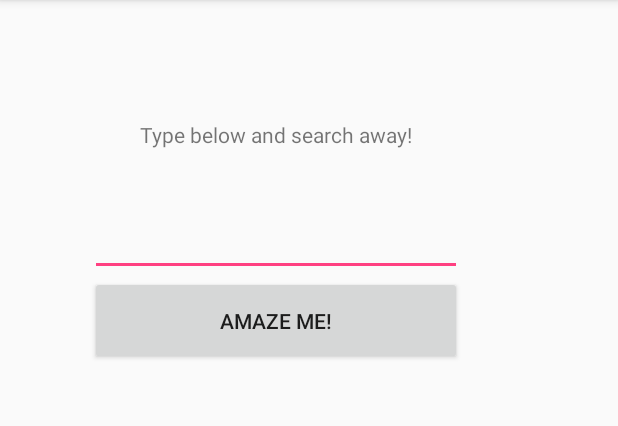
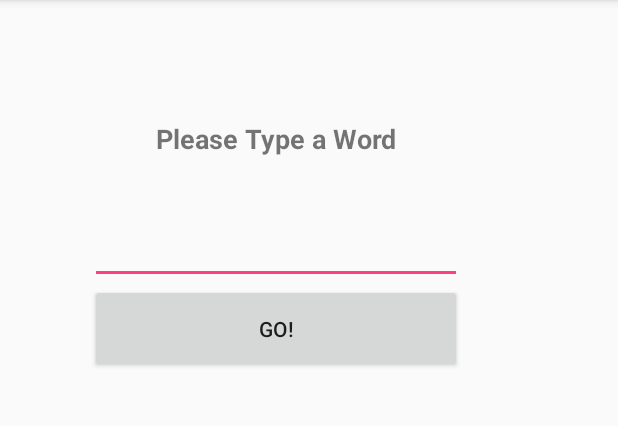
Before and after one commit to gzr7702/BookSearch, an Android app: the screen it shows after launch (MainActivity), on a phone screen of 412 x 824 dp, the part 84-510 px from its top. Run offline under Robolectric (Android 15) with nearby library versions, the phone set to English and light mode, and no system bars.

Commit message:
fix: adjusted front-end

```diff
--- a/app/src/main/res/layout/activity_main.xml
+++ b/app/src/main/res/layout/activity_main.xml
@@ -16,11 +16,14 @@
         tools:layout_editor_absoluteY="8dp">
 
         <TextView
-            android:layout_width="wrap_content"
+            android:layout_width="match_parent"
             android:layout_height="wrap_content"
             android:layout_gravity="center"
+            android:gravity="center"
             android:padding="20dp"
-            android:text="Type below and search away!"/>
+            android:text="@string/instructions_label"
+            android:textSize="18sp"
+            android:textStyle="bold"/>
 
         <EditText
             android:id="@+id/search_text"
@@ -36,6 +39,6 @@
             android:layout_height="wrap_content"
             android:layout_gravity="center"
             android:padding="20dp"
-            android:text="Amaze Me!"/>
+            android:text="@string/button_label"/>
     </LinearLayout>
 </android.support.constraint.ConstraintLayout>
--- a/app/src/main/res/values/strings.xml
+++ b/app/src/main/res/values/strings.xml
@@ -1,6 +1,8 @@
 <resources>
     <string name="app_name">BookSearch</string>
     <string name="results_label">Search Results</string>
+    <string name="instructions_label">Please Type a Word</string>
+    <string name="button_label">Go!</string>
     <string name="empty_message">Nothing to Display</string>
     <string name="internet_unavailable_message">"Sorry, the internet is unreachable.
         Please check you're connection and try again!"</string>
```
